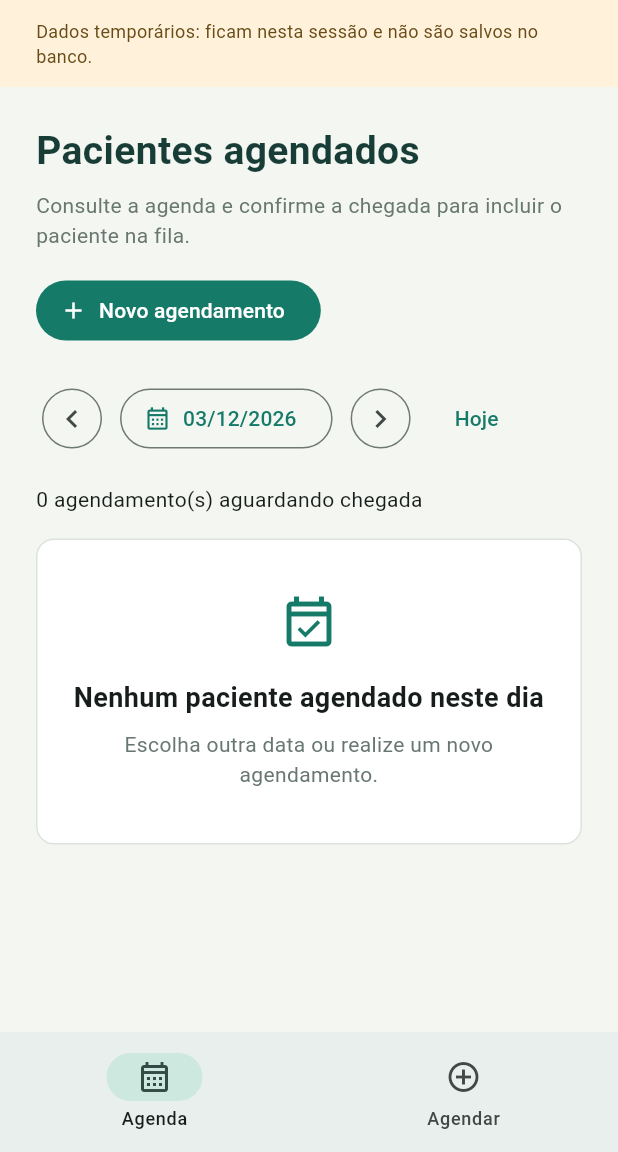
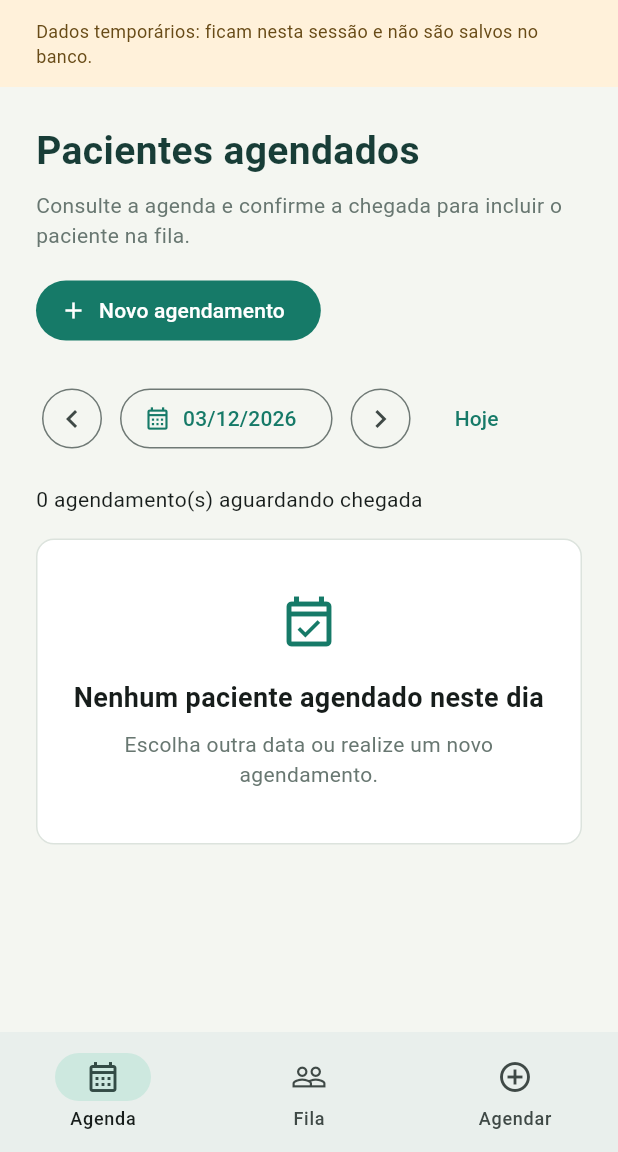
Before and after one commit to henriquesantanareis/Clinix, a Flutter app: the screen it shows once a user with an empty profile is signed in, after a tap on "Agenda e atendimento", on a phone screen of 412 x 824 dp, the part 84-1236 px from its top. Run offline on Flutter 3.47's test engine with Material 3 defaults, Android fonts, the phone set to English and light mode, and no system bars; our stand-ins replace supabase_flutter; accounts and stored records are empty.

Commit message:
feat(app): perfis da matriz e status cancelado

```diff
--- a/proj_clinix/lib/models/modelos_atendimento.dart
+++ b/proj_clinix/lib/models/modelos_atendimento.dart
@@ -1,31 +1,41 @@
 enum PerfilClinix {
   operador('Operador'),
-  gerente('Gerente'),
-  admin('Administrador');
+  administrativo('Administrativo'),
+  profissional('Profissional'),
+  gerente('Gerente');
 
   const PerfilClinix(this.rotulo);
   final String rotulo;
 
-  bool get podeVerFila => this != operador;
-  bool get podeAtender => this != operador;
+  bool get podeVerFila => true;
+  bool get podeAgendar => this == operador || this == gerente;
+  bool get podeChekin => this == operador || this == gerente;
+  bool get podeCancelar => this == operador || this == gerente;
+  bool get podeAtender => this == profissional || this == gerente;
+  bool get podeCadastrarPaciente => this == operador || this == gerente;
+  bool get podeGerenciarFuncionarios => this == gerente;
 
   /// Recebe exclusivamente app_metadata, administrado pelo servidor.
   static PerfilClinix deMetadados(Map<String, dynamic> metadados) {
     return switch (metadados['perfil']) {
+      'operador' => operador,
+      'administrativo' => administrativo,
+      'profissional' => profissional,
       'gerente' => gerente,
-      'admin' => admin,
       _ => operador,
     };
   }
 }
 
 enum StatusAtendimento {
-  agendado('Agendado'),
-  aguardando('Aguardando'),
-  emAtendimento('Em atendimento'),
-  finalizado('Finalizado');
+  agendado('agendado', 'Agendado'),
+  aguardando('aguardando', 'Aguardando'),
+  emAtendimento('em_atendimento', 'Em atendimento'),
+  finalizado('finalizado', 'Finalizado'),
+  cancelado('cancelado', 'Cancelado');
 
-  const StatusAtendimento(this.rotulo);
+  const StatusAtendimento(this.valorBanco, this.rotulo);
+  final String valorBanco;
   final String rotulo;
 }
 
--- a/proj_clinix/lib/widgets/componentes_atendimento.dart
+++ b/proj_clinix/lib/widgets/componentes_atendimento.dart
@@ -92,6 +92,7 @@ class IndicadorStatus extends StatelessWidget {
       StatusAtendimento.aguardando => const Color(0xFF875900),
       StatusAtendimento.emAtendimento => const Color(0xFF684593),
       StatusAtendimento.finalizado => const Color(0xFF167A68),
+      StatusAtendimento.cancelado => const Color(0xFF687771),
     };
     return Container(
       padding: const EdgeInsets.symmetric(horizontal: 10, vertical: 6),
```
